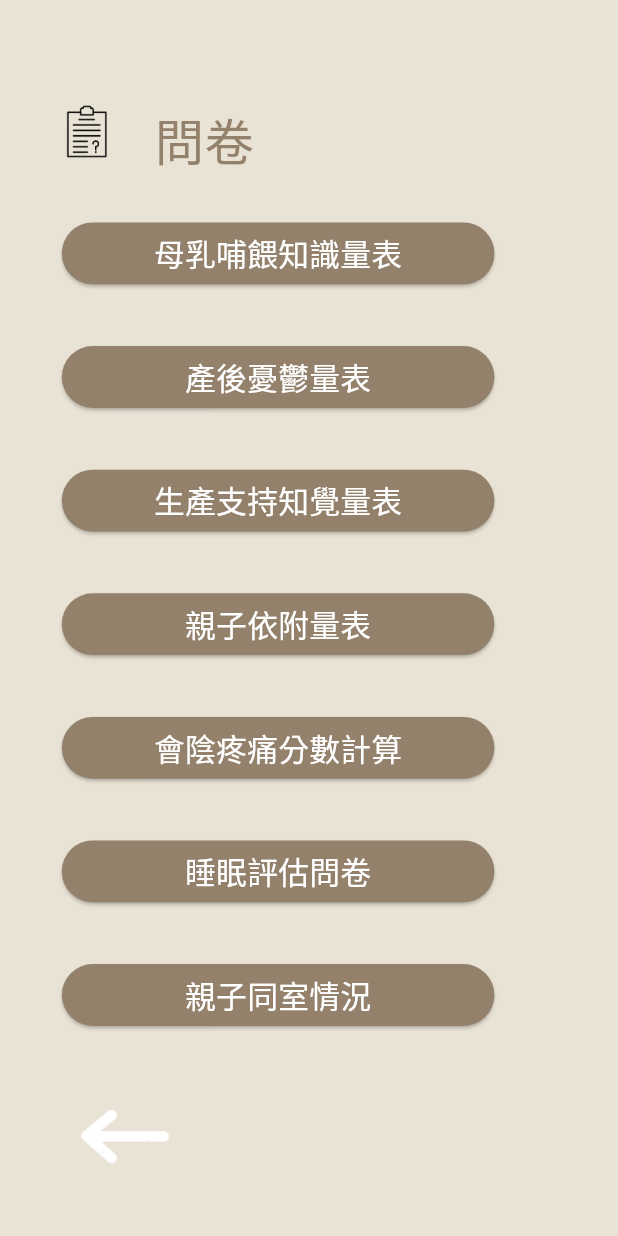
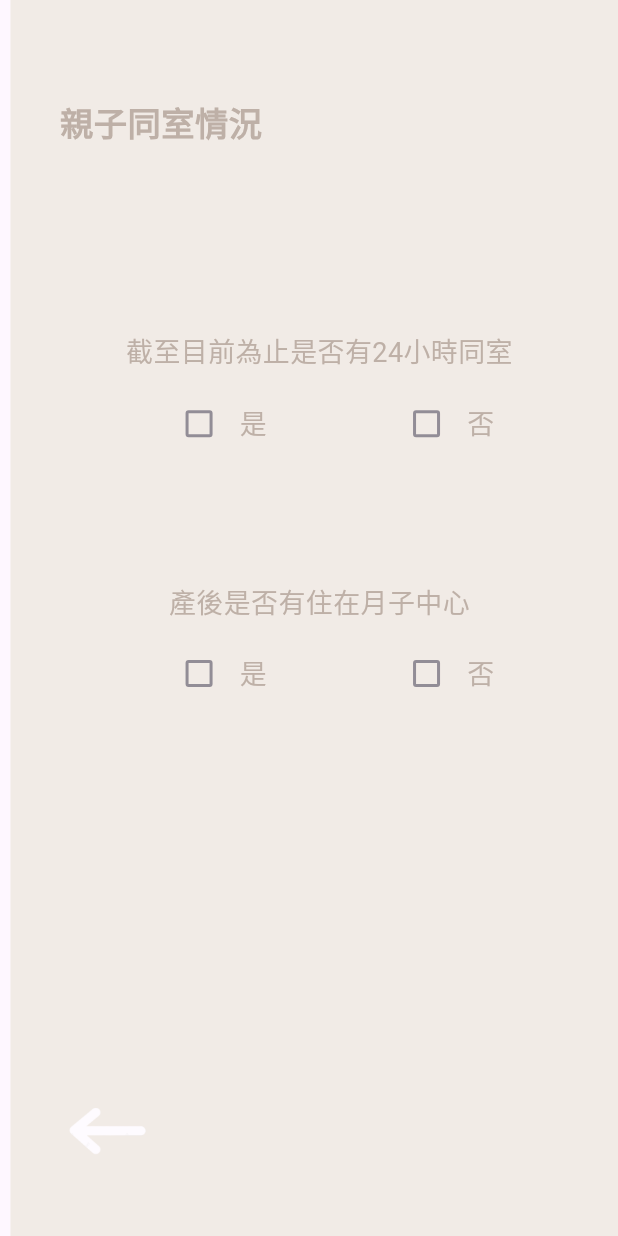
Before and after one commit to 411631277/project, a Flutter app: the QuestionWidget screen opened directly with empty values, after a tap on "親子同室情況", on a phone screen of 412 x 824 dp. Run offline on Flutter 3.47's test engine with Material 3 defaults, Android fonts, the phone set to English and light mode, and no system bars; our stand-ins replace cloud_firestore, firebase_core, logger; accounts and stored records are empty; Roboto replaces fonts that are missing (Inter).

Commit message:
2/17親子同室完成

```diff
--- a/lib/home/question.dart
+++ b/lib/home/question.dart
@@ -66,7 +66,7 @@ class QuestionWidget extends StatelessWidget {
             _buildSurveyButton(context, screenWidth, screenHeight, 0.68,
                 '睡眠評估問卷', '/SleepWidget', logger),
             _buildSurveyButton(context, screenWidth, screenHeight, 0.78,
-                '親子同室情況', '/home7', logger),
+                '親子同室情況', '/RoommateWidget', logger),
 
             // **返回按鈕**
             Positioned(
--- a/lib/main.dart
+++ b/lib/main.dart
@@ -19,6 +19,7 @@ import 'package:doctor_2/questionGroup/knowledge_widget.dart';
 import 'package:doctor_2/questionGroup/melancholy.dart';
 import 'package:doctor_2/questionGroup/painscale.dart';
 import 'package:doctor_2/questionGroup/production.dart';
+import 'package:doctor_2/questionGroup/roommate.dart';
 import 'package:doctor_2/questionGroup/sleep.dart';
 import 'package:doctor_2/questionGroup/sleep2.dart';
 import 'package:doctor_2/register/iam.dart';
@@ -233,6 +234,13 @@ class _MyAppState extends State<MyApp> {
             builder: (context) => PainScaleWidget(userId: userId),
           );
         }
+        if (settings.name == '/RoommateWidget') {
+          final userId = settings.arguments as String;
+          return MaterialPageRoute(
+            builder: (context) => RoommateWidget(userId: userId),
+          );
+        }
+
         return null;
       },
     );
--- /dev/null
+++ b/lib/questionGroup/roommate.dart
@@ -0,0 +1,210 @@
+import 'package:flutter/material.dart';
+import 'package:cloud_firestore/cloud_firestore.dart';
+import 'package:logger/logger.dart';
+import 'dart:math' as math;
+
+final Logger logger = Logger();
+
+class RoommateWidget extends StatefulWidget {
+  final String userId; // 傳入的 userId
+  const RoommateWidget({super.key, required this.userId});
+
+  @override
+  State<RoommateWidget> createState() => _RoommateWidgetState();
+}
+
+class _RoommateWidgetState extends State<RoommateWidget> {
+  bool? isRoomingIn24Hours; // 24小時同室 (null = 未選擇, true = 是, false = 否)
+  bool? isLivingInPostpartumCenter; // 住月子中心 (null = 未選擇, true = 是, false = 否)
+
+  bool get _isAllAnswered =>
+      isRoomingIn24Hours != null && isLivingInPostpartumCenter != null;
+
+  @override
+  Widget build(BuildContext context) {
+    final screenWidth = MediaQuery.of(context).size.width;
+    final screenHeight = MediaQuery.of(context).size.height;
+    final double fontSize = screenWidth * 0.045; // 自適應字體大小
+
+    return Scaffold(
+      body: Container(
+        padding: EdgeInsets.symmetric(horizontal: screenWidth * 0.08),
+        decoration: const BoxDecoration(
+          color: Color.fromRGBO(233, 227, 213, 1),
+        ),
+        child: Column(
+          crossAxisAlignment: CrossAxisAlignment.start,
+          children: [
+            SizedBox(height: screenHeight * 0.08),
+            Text(
+              "親子同室情況",
+              style: TextStyle(
+                fontSize: fontSize * 1.2,
+                fontWeight: FontWeight.bold,
+                color: const Color.fromRGBO(147, 129, 108, 1),
+              ),
+            ),
+            SizedBox(height: screenHeight * 0.05),
+
+            // **24 小時同室選項**
+            _buildQuestion("截至目前為止是否有24小時同室", isRoomingIn24Hours, (value) {
+              setState(() {
+                isRoomingIn24Hours = value;
+              });
+            }, screenHeight * 0.1, screenWidth * 0.03, screenWidth * 0.2),
+
+            SizedBox(height: screenHeight * 0.05),
+
+            // **住月子中心選項**
+            _buildQuestion("產後是否有住在月子中心", isLivingInPostpartumCenter, (value) {
+              setState(() {
+                isLivingInPostpartumCenter = value;
+              });
+            }, screenHeight * 0.05, screenWidth * 0.03, screenWidth * 0.2),
+
+            const Spacer(),
+
+            // **返回按鈕**
+            Row(
+              mainAxisAlignment: MainAxisAlignment.spaceBetween,
+              children: [
+                GestureDetector(
+                  onTap: () => Navigator.pop(context),
+                  child: Transform.rotate(
+                    angle: math.pi,
+                    child: Image.asset(
+                      'assets/images/back.png',
+                      width: screenWidth * 0.15,
+                    ),
+                  ),
+                ),
+
+                // **填答完成按鈕 (所有問題填完才顯示)**
+                if (_isAllAnswered)
+                  ElevatedButton(
+                    style: ElevatedButton.styleFrom(
+                      padding: EdgeInsets.symmetric(
+                          horizontal: screenWidth * 0.08,
+                          vertical: screenHeight * 0.015),
+                      backgroundColor: Colors.brown.shade400,
+                    ),
+                    onPressed: () async {
+                      await _saveAnswersToFirebase();
+                      if (!context.mounted) return;
+                      Navigator.pushNamed(
+                        context,
+                        '/FinishWidget',
+                        arguments: widget.userId,
+                      );
+                    },
+                    child: Text(
+                      "填答完成",
+                      style: TextStyle(fontSize: fontSize, color: Colors.white),
+                    ),
+                  ),
+              ],
+            ),
+            SizedBox(height: screenHeight * 0.05),
+          ],
+        ),
+      ),
+    );
+  }
+
+  // **建立問題的 Checkbox 選項（手動調整位置 & 自適應畫面）**
+  Widget _buildQuestion(
+    String questionText,
+    bool? selectedValue,
+    Function(bool) onChanged,
+    double textTopPadding, // 🔹 調整文字垂直間距
+    double checkboxLeftSpacing, // 🔹 調整勾選盒與「是」的間距
+    double checkboxRightSpacing, // 🔹 調整勾選盒與「否」的間距
+  ) {
+    return Column(
+      children: [
+        // **問題標題（可調整上方間距）**
+        Padding(
+          padding: EdgeInsets.only(top: textTopPadding), // 🔹 文字間距
+          child: Align(
+            alignment: Alignment.center,
+            child: Text(
+              questionText,
+              textAlign: TextAlign.center,
+              style: const TextStyle(
+                fontSize: 18,
+                color: Color.fromRGBO(147, 129, 108, 1),
+              ),
+            ),
+          ),
+        ),
+
+        // **選項區域**
+        Padding(
+          padding: const EdgeInsets.only(top: 10), // 🔹 調整勾選框與標題的間距
+          child: Row(
+            mainAxisAlignment: MainAxisAlignment.center, // **選項區塊置中**
+            children: [
+              // ✅ 選項 1: 是
+              Row(
+                children: [
+                  SizedBox(width: checkboxLeftSpacing), // 🔹 調整「是」的勾選盒位置
+                  Checkbox(
+                    value: selectedValue == true,
+                    onChanged: (value) => onChanged(true),
+                  ),
+                  const SizedBox(width: 3),
+                  const Text(
+                    "是",
+                    style: TextStyle(
+                      fontSize: 18,
+                      color: Color.fromRGBO(147, 129, 108, 1),
+                    ),
+                  ),
+                ],
+              ),
+
+              // ✅ 選項 2: 否
+              Row(
+                children: [
+                  SizedBox(width: checkboxRightSpacing), // 🔹 調整「否」的勾選盒位置
+                  Checkbox(
+                    value: selectedValue == false,
+                    onChanged: (value) => onChanged(false),
+                  ),
+                  const SizedBox(width: 3),
+                  const Text(
+                    "否",
+                    style: TextStyle(
+                      fontSize: 18,
+                      color: Color.fromRGBO(147, 129, 108, 1),
+                    ),
+                  ),
+                ],
+              ),
+            ],
+          ),
+        ),
+      ],
+    );
+  }
+
+  // **儲存回答到 Firebase**
+  Future<void> _saveAnswersToFirebase() async {
+    try {
+      final CollectionReference userResponses = FirebaseFirestore.instance
+          .collection('users')
+          .doc(widget.userId)
+          .collection("questions");
+
+      await userResponses.doc('roommate').set({
+        '截至目前為止是否有24小時同室': isRoomingIn24Hours,
+        '產後是否有住在月子中心': isLivingInPostpartumCenter,
+        'timestamp': FieldValue.serverTimestamp(),
+      });
+
+      logger.i("✅ Roommate 問卷已成功儲存！");
+    } catch (e) {
+      logger.e("❌ 儲存 Roommate 問卷時發生錯誤：$e");
+    }
+  }
+}
```
